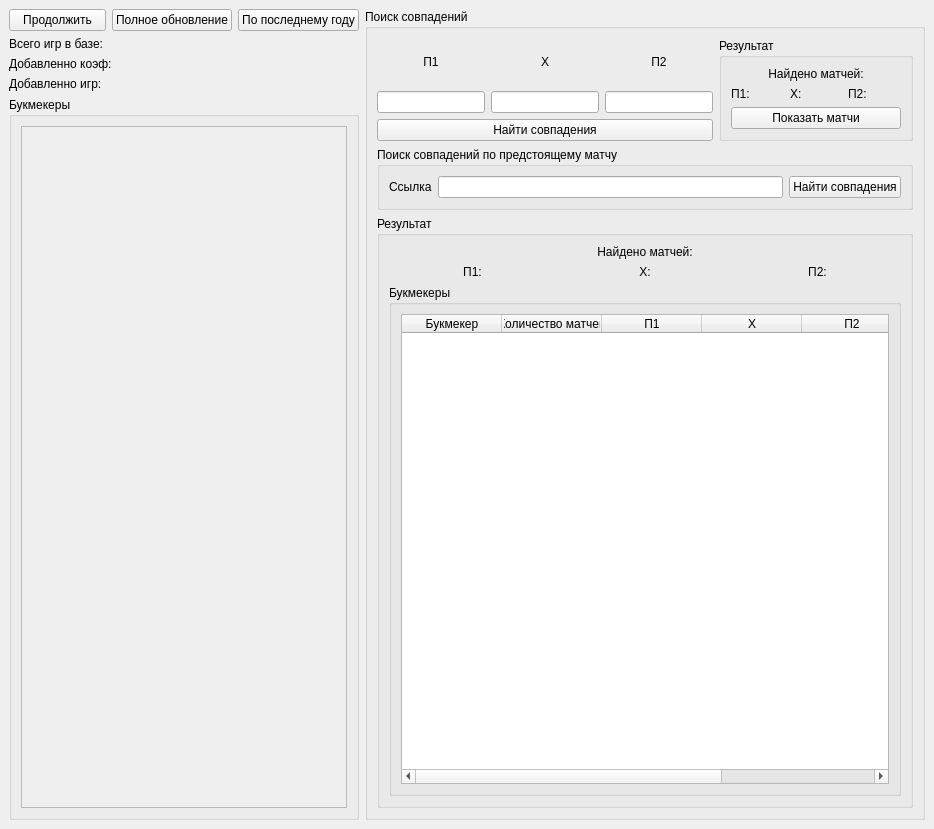
Old version of the form mainwindow_v2.ui in the repository isys35/odds_bk2.
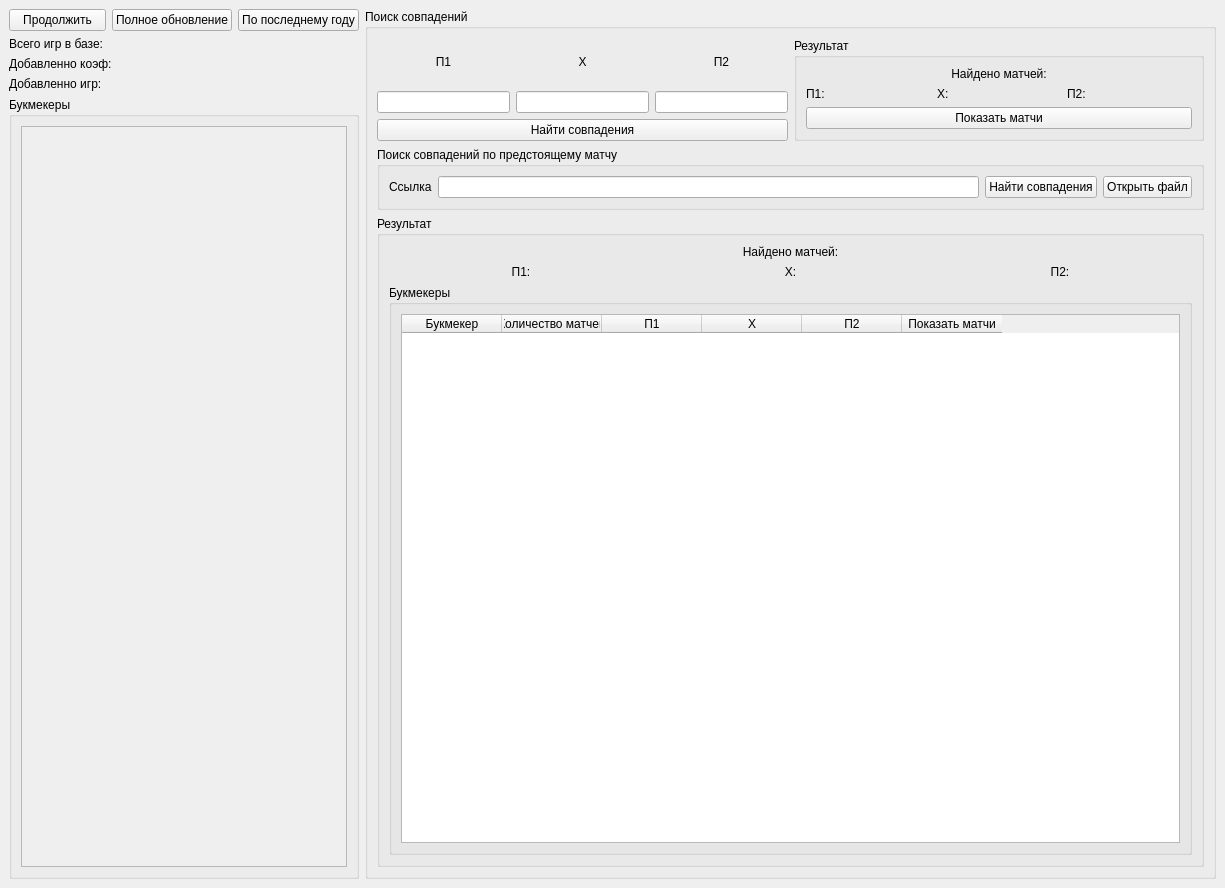
New version of the form.

Commit message: Поиск по ссылке с сохранением в excel файл

```diff
--- a/mainwindow_v2.ui
+++ b/mainwindow_v2.ui
@@ -6,8 +6,8 @@
    <rect>
     <x>0</x>
     <y>0</y>
-    <width>934</width>
-    <height>829</height>
+    <width>1225</width>
+    <height>888</height>
    </rect>
   </property>
   <property name="minimumSize">
@@ -117,7 +117,7 @@
                   <x>0</x>
                   <y>0</y>
                   <width>324</width>
-                  <height>644</height>
+                  <height>703</height>
                  </rect>
                 </property>
                 <layout class="QVBoxLayout" name="verticalLayout_13">
@@ -303,6 +303,31 @@
                       </property>
                      </widget>
                     </item>
+                    <item>
+                     <widget class="QPushButton" name="pushButton_7">
+                      <property name="text">
+                       <string>Открыть файл</string>
+                      </property>
+                      <property name="shortcut">
+                       <string notr="true"/>
+                      </property>
+                      <property name="checkable">
+                       <bool>false</bool>
+                      </property>
+                      <property name="checked">
+                       <bool>false</bool>
+                      </property>
+                      <property name="autoRepeat">
+                       <bool>false</bool>
+                      </property>
+                      <property name="autoExclusive">
+                       <bool>false</bool>
+                      </property>
+                      <property name="default">
+                       <bool>false</bool>
+                      </property>
+                     </widget>
+                    </item>
                    </layout>
                   </item>
                  </layout>
```
The commit also changes 4 other files.
